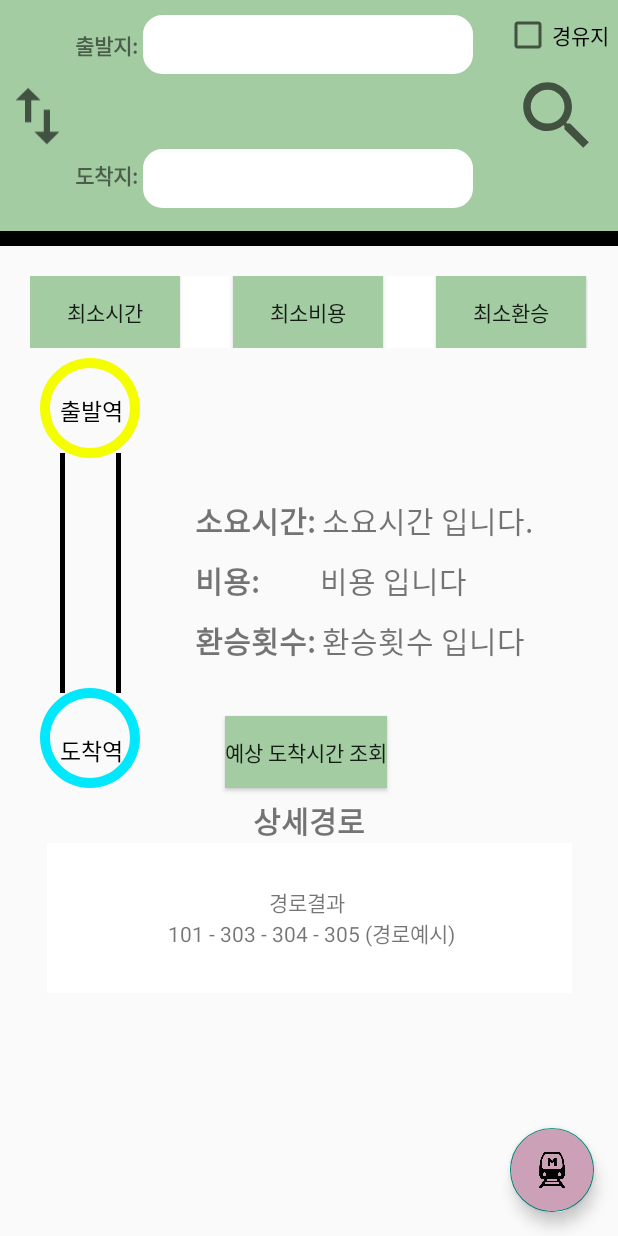
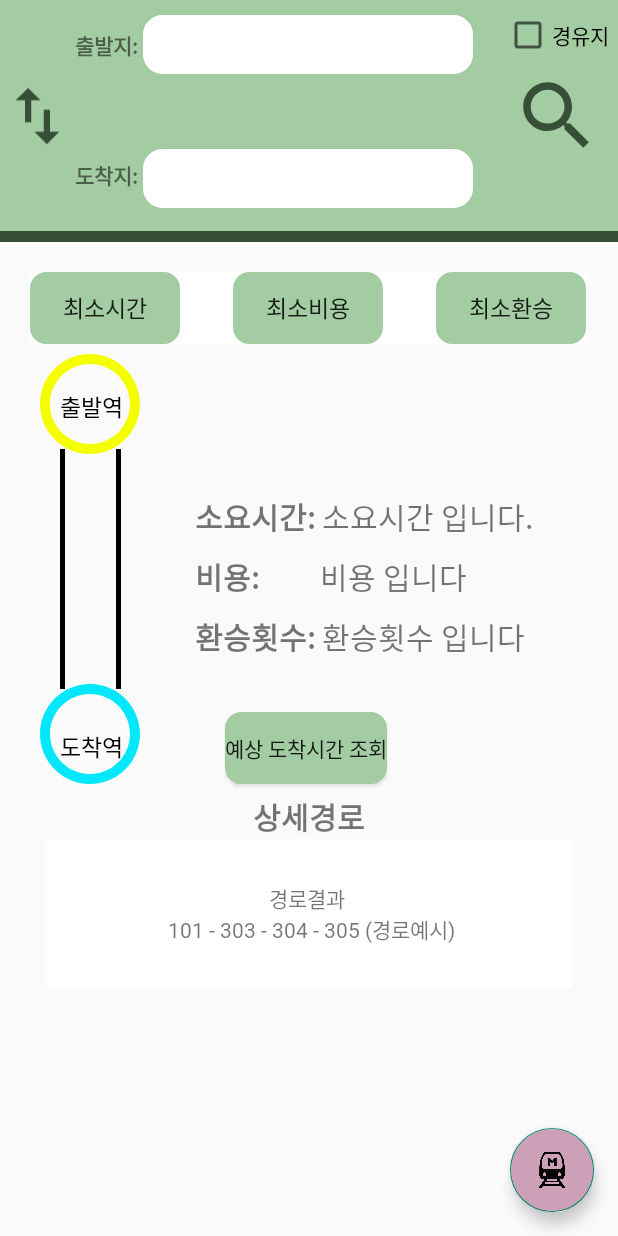
Before and after one commit to rkdgml28/TeamProject, an Android app: the SearchActivity screen opened directly, with no data from a screen before it, on a phone screen of 412 x 824 dp. Run offline under Robolectric (Android 15) with nearby library versions, the phone set to English and light mode, and no system bars.

Commit message:
set color

```diff
--- a/app/src/main/res/drawable/box_line.xml
+++ b/app/src/main/res/drawable/box_line.xml
@@ -10,7 +10,7 @@
 
     <item>
         <shape>
-            <stroke android:width="2dp" android:color="#666649" />
+            <stroke android:width="2dp" android:color="@color/sub_color3" />
             <corners android:bottomLeftRadius="10dp" android:bottomRightRadius="10dp" android:topLeftRadius="10dp" android:topRightRadius="10dp" />
             <solid android:color="@color/white" />
         </shape>
--- a/app/src/main/res/layout/activity_search.xml
+++ b/app/src/main/res/layout/activity_search.xml
@@ -22,6 +22,7 @@
             android:src="@drawable/ic_change"
             app:layout_constraintBottom_toBottomOf="parent"
             app:layout_constraintStart_toStartOf="parent"
+            app:tint="@color/sub_color3"
             app:layout_constraintTop_toTopOf="parent" />
 
         <androidx.constraintlayout.widget.ConstraintLayout
@@ -43,7 +44,8 @@
                 app:layout_constraintBottom_toBottomOf="@+id/edit_start"
                 app:layout_constraintLeft_toRightOf="@id/search_change"
                 app:layout_constraintRight_toLeftOf="@id/edit_start"
-                app:layout_constraintTop_toTopOf="@+id/edit_start" />
+                app:layout_constraintTop_toTopOf="@+id/edit_start"
+                android:fontFamily="@font/suncheon_r"/>
 
             <TextView
                 android:id="@+id/tv_stop"
@@ -65,7 +67,8 @@
                 android:text="도착지: "
                 app:layout_constraintBottom_toBottomOf="@+id/edit_finish"
                 app:layout_constraintRight_toLeftOf="@id/edit_finish"
-                app:layout_constraintTop_toBottomOf="@+id/edit_stopover" />
+                app:layout_constraintTop_toBottomOf="@+id/edit_stopover"
+                android:fontFamily="@font/suncheon_r"/>
             <AutoCompleteTextView
                 android:id="@+id/edit_start"
                 android:layout_width="220dp"
@@ -109,6 +112,7 @@
             android:layout_height="60dp"
             android:layout_weight="2"
             android:src="@drawable/ic_search"
+            android:tint="@color/sub_color3"
             app:layout_constraintBottom_toBottomOf="parent"
             app:layout_constraintEnd_toEndOf="parent"
             app:layout_constraintLeft_toRightOf="@+id/layout_search1"
@@ -123,15 +127,16 @@
             app:layout_constraintBottom_toTopOf="@+id/btn_search"
             app:layout_constraintEnd_toEndOf="parent"
             app:layout_constraintStart_toEndOf="@+id/layout_search1"
-            app:layout_constraintTop_toTopOf="parent" />
+            app:layout_constraintTop_toTopOf="parent"
+            android:fontFamily="@font/suncheon_r"/>
     </androidx.constraintlayout.widget.ConstraintLayout>
 
     <View
         android:id="@+id/block1"
         android:layout_width="match_parent"
-        android:layout_height="10dp"
+        android:layout_height="7dp"
         app:layout_constraintTop_toBottomOf="@+id/layout_search"
-        android:background="@color/black"/>
+        android:background="@color/sub_color3"/>
     <!--기능표시 레이아웃-->
     <androidx.constraintlayout.widget.ConstraintLayout
         android:id="@+id/inform"
@@ -149,7 +154,7 @@
             android:text="소요시간: "
             android:textSize="20dp"
             android:textStyle="bold"
-
+            android:fontFamily="@font/suncheon_r"
             app:layout_constraintStart_toEndOf="@+id/layout_img"
             app:layout_constraintTop_toBottomOf="@+id/layout_btnMin" />
 
@@ -162,6 +167,7 @@
             android:layout_marginTop="10dp"
             app:layout_constraintLeft_toLeftOf="@id/tv_time"
             app:layout_constraintTop_toBottomOf="@id/tv_time"
+            android:fontFamily="@font/suncheon_r"
             android:text="비용: " />
         <TextView
             android:id="@+id/tv_transfer"
@@ -172,6 +178,7 @@
             android:textSize="20dp"
             android:textStyle="bold"
             android:layout_marginTop="10dp"
+            android:fontFamily="@font/suncheon_r"
             android:text="환승횟수: "  />
 
         <Button
@@ -180,8 +187,10 @@
             android:layout_height="wrap_content"
             android:layout_marginTop="35dp"
             android:layout_marginLeft="50dp"
-            android:background="@color/main_color"
+            android:background="@drawable/box_line"
+            android:backgroundTint="@color/main_color"
             android:text="예상 도착시간 조회"
+            android:fontFamily="@font/suncheon_r"
             app:layout_constraintStart_toEndOf="@+id/layout_img"
             app:layout_constraintTop_toBottomOf="@id/tv_transfer" />
 
@@ -194,6 +203,7 @@
             app:layout_constraintLeft_toRightOf="@id/tv_time"
             app:layout_constraintTop_toTopOf="@+id/tv_time"
             app:layout_constraintBottom_toBottomOf="@+id/tv_time"
+            android:fontFamily="@font/suncheon_r"
             android:text="소요시간 입니다."/>
 
         <TextView
@@ -205,6 +215,7 @@
             android:text="비용 입니다"
             app:layout_constraintLeft_toRightOf="@id/tv_cost"
             app:layout_constraintTop_toTopOf="@id/tv_cost"
+            android:fontFamily="@font/suncheon_r"
             app:layout_constraintBottom_toBottomOf="@id/tv_cost"/>
 
         <TextView
@@ -215,6 +226,7 @@
             app:layout_constraintTop_toTopOf="@id/tv_transfer"
             app:layout_constraintBottom_toBottomOf="@+id/tv_transfer"
             app:layout_constraintLeft_toRightOf="@id/tv_transfer"
+            android:fontFamily="@font/suncheon_r"
             android:text="환승횟수 입니다"/>
         <!--버튼 레이아웃-->
         <LinearLayout
@@ -230,23 +242,32 @@
                 android:id="@+id/btnMinTime"
                 android:layout_width="100dp"
                 android:layout_height="wrap_content"
-                android:background="@color/main_color"
-                android:text="최소시간" />
+                android:background="@drawable/box_line"
+                android:backgroundTint="@color/main_color"
+                android:text="최소시간"
+                android:textSize="15sp"
+                android:fontFamily="@font/suncheon_r"/>
 
             <Button
                 android:id="@+id/btnMinCost"
                 android:layout_width="100dp"
                 android:layout_height="wrap_content"
                 android:layout_marginHorizontal="35dp"
-                android:background="@color/main_color"
-                android:text="최소비용" />
+                android:background="@drawable/box_line"
+                android:backgroundTint="@color/main_color"
+                android:fontFamily="@font/suncheon_r"
+                android:text="최소비용"
+                android:textSize="15sp"/>
 
             <Button
                 android:id="@+id/btnMinTran"
                 android:layout_width="100dp"
                 android:layout_height="wrap_content"
-                android:background="@color/main_color"
-                android:text="최소환승" />
+                android:background="@drawable/box_line"
+                android:backgroundTint="@color/main_color"
+                android:text="최소환승"
+                android:textSize="15sp"
+                android:fontFamily="@font/suncheon_r"/>
 
         </LinearLayout>
         <LinearLayout
@@ -315,6 +336,7 @@
                     android:orientation="vertical"
                     android:weightSum="3"
                     android:layout_marginLeft="20dp"
+                    android:gravity="center_horizontal"
                     app:layout_constraintTop_toBottomOf="parent"
                     tools:ignore="MissingConstraints">
 
@@ -327,7 +349,8 @@
                         android:textColor="@color/black"
                         android:text="출발역"
                         android:textSize="15sp"
-                        tools:ignore="MissingConstraints" />
+                        tools:ignore="MissingConstraints"
+                        android:fontFamily="@font/suncheon_r"/>
 
 
                     <TextView
@@ -353,7 +376,9 @@
                         android:layout_marginTop="90dp"
                         android:textSize="15sp"
                         android:textColor="@color/black"
-                        tools:ignore="MissingConstraints" />
+                        tools:ignore="MissingConstraints"
+                        android:layout_gravity="center_horizontal"
+                        android:fontFamily="@font/suncheon_r"/>
 
 
                 </LinearLayout>
@@ -372,7 +397,8 @@
             app:layout_constraintBottom_toTopOf="@+id/tv_test_route"
             app:layout_constraintEnd_toEndOf="parent"
             app:layout_constraintStart_toStartOf="parent"
-            app:layout_constraintTop_toBottomOf="@+id/layout_img" />
+            app:layout_constraintTop_toBottomOf="@+id/layout_img"
+            android:fontFamily="@font/suncheon_r"/>
 
         <TextView
             android:id="@+id/tv_test_route"
@@ -383,7 +409,8 @@
             android:text="경로결과 \n 101 - 303 - 304 - 305 (경로예시)"
             app:layout_constraintEnd_toEndOf="parent"
             app:layout_constraintStart_toStartOf="parent"
-            app:layout_constraintTop_toBottomOf="@+id/tv_path" />
+            app:layout_constraintTop_toBottomOf="@+id/tv_path"
+            android:fontFamily="@font/suncheon_r"/>
 
 
     </androidx.constraintlayout.widget.ConstraintLayout>
@@ -395,6 +422,7 @@
         android:layout_marginEnd="16dp"
         android:layout_marginBottom="16dp"
         android:backgroundTint="@color/sub_color1"
+        app:rippleColor="@color/sub_color2"
         android:src="@drawable/fab_subway"
         app:fabSize="normal"
         app:layout_constraintBottom_toBottomOf="parent"
@@ -406,6 +434,7 @@
         android:layout_height="wrap_content"
         android:layout_marginBottom="4dp"
         android:backgroundTint="@color/sub_color1"
+        app:rippleColor="@color/sub_color2"
         app:fabSize="normal"
         app:layout_constraintBottom_toTopOf="@+id/fab_subway"
         app:layout_constraintEnd_toEndOf="@+id/fab_subway"
@@ -418,6 +447,7 @@
         android:layout_height="wrap_content"
         android:layout_marginBottom="4dp"
         android:backgroundTint="@color/sub_color1"
+        app:rippleColor="@color/sub_color2"
         app:fabSize="normal"
         app:layout_constraintBottom_toTopOf="@+id/fab_setting"
         app:layout_constraintEnd_toEndOf="@+id/fab_setting"
@@ -430,6 +460,7 @@
         android:layout_height="wrap_content"
         android:layout_marginBottom="4dp"
         android:backgroundTint="@color/sub_color1"
+        app:rippleColor="@color/sub_color2"
         app:fabSize="normal"
         app:layout_constraintBottom_toTopOf="@+id/fab_home"
         app:layout_constraintEnd_toEndOf="@+id/fab_home"
@@ -442,6 +473,7 @@
         android:layout_height="wrap_content"
         android:layout_marginBottom="4dp"
         android:backgroundTint="@color/sub_color1"
+        app:rippleColor="@color/sub_color2"
         app:fabSize="normal"
         app:layout_constraintBottom_toTopOf="@+id/fab_star"
         app:layout_constraintEnd_toEndOf="@+id/fab_star"
@@ -454,6 +486,7 @@
         android:layout_height="wrap_content"
         android:layout_marginBottom="4dp"
         android:backgroundTint="@color/sub_color1"
+        app:rippleColor="@color/sub_color2"
         app:fabSize="normal"
         app:layout_constraintBottom_toTopOf="@+id/fab_road"
         app:layout_constraintEnd_toEndOf="@+id/fab_road"
```
